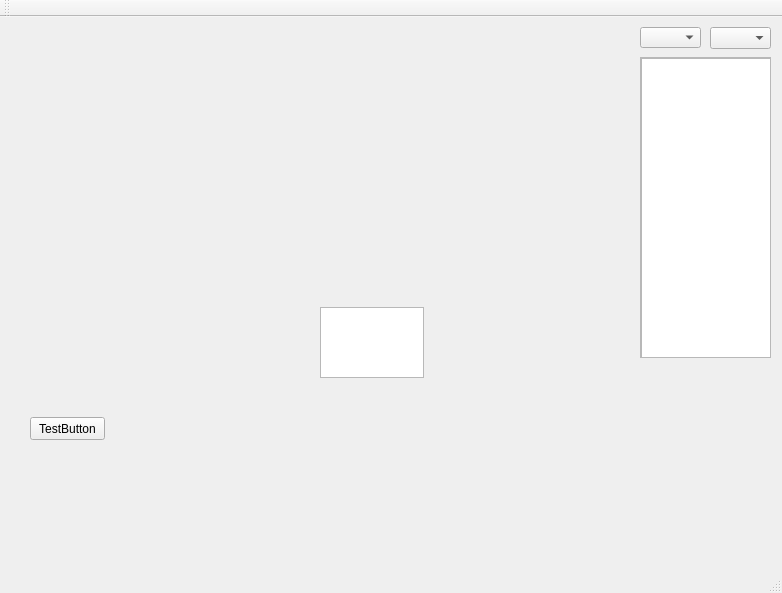
Koerner/Sturzflug-at-daedalus.ei.tum.de, file mainwindow.ui: the form before one commit.
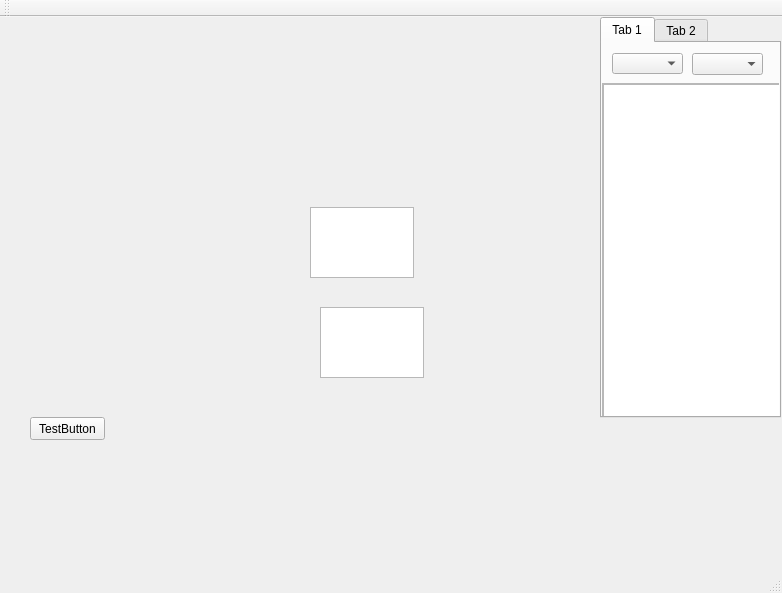
The form after the commit.

Commit message: COM verdoppelt IPS+Xbee

What changed in the file:
```diff
--- a/mainwindow.ui
+++ b/mainwindow.ui
@@ -14,76 +14,6 @@
    <string>MainWindow</string>
   </property>
   <widget class="QWidget" name="centralWidget">
-   <widget class="QComboBox" name="BaudRateBox">
-    <property name="geometry">
-     <rect>
-      <x>640</x>
-      <y>10</y>
-      <width>61</width>
-      <height>21</height>
-     </rect>
-    </property>
-    <property name="toolTip">
-     <string>&lt;html&gt;&lt;head/&gt;&lt;body&gt;&lt;p&gt;Baud Rate (Übertragungsrate)&lt;/p&gt;&lt;p&gt;-- beide Xbee Module müssen die gleiche Baudrate über X-CTU eingestellt haben--&lt;/p&gt;&lt;/body&gt;&lt;/html&gt;</string>
-    </property>
-   </widget>
-   <widget class="QComboBox" name="portBox">
-    <property name="geometry">
-     <rect>
-      <x>710</x>
-      <y>10</y>
-      <width>61</width>
-      <height>22</height>
-     </rect>
-    </property>
-    <property name="toolTip">
-     <string>&lt;html&gt;&lt;head/&gt;&lt;body&gt;&lt;p&gt;Hier den richtigen ComPort des XbeeUSBAdapters eintragen&lt;/p&gt;&lt;/body&gt;&lt;/html&gt;</string>
-    </property>
-   </widget>
-   <widget class="QScrollArea" name="scrollArea">
-    <property name="geometry">
-     <rect>
-      <x>640</x>
-      <y>40</y>
-      <width>131</width>
-      <height>301</height>
-     </rect>
-    </property>
-    <property name="widgetResizable">
-     <bool>true</bool>
-    </property>
-    <widget class="QWidget" name="scrollAreaWidgetContents">
-     <property name="geometry">
-      <rect>
-       <x>0</x>
-       <y>0</y>
-       <width>129</width>
-       <height>299</height>
-      </rect>
-     </property>
-     <widget class="QPlainTextEdit" name="ComText">
-      <property name="geometry">
-       <rect>
-        <x>0</x>
-        <y>0</y>
-        <width>131</width>
-        <height>301</height>
-       </rect>
-      </property>
-      <property name="font">
-       <font>
-        <pointsize>8</pointsize>
-       </font>
-      </property>
-      <property name="acceptDrops">
-       <bool>false</bool>
-      </property>
-      <property name="centerOnScroll">
-       <bool>false</bool>
-      </property>
-     </widget>
-    </widget>
-   </widget>
    <widget class="QPushButton" name="TestButton">
     <property name="geometry">
      <rect>
@@ -107,6 +37,162 @@
      </rect>
     </property>
    </widget>
+   <widget class="QTabWidget" name="COMtabWidget">
+    <property name="geometry">
+     <rect>
+      <x>600</x>
+      <y>0</y>
+      <width>181</width>
+      <height>401</height>
+     </rect>
+    </property>
+    <property name="currentIndex">
+     <number>0</number>
+    </property>
+    <widget class="QWidget" name="tab">
+     <attribute name="title">
+      <string>Tab 1</string>
+     </attribute>
+     <widget class="QComboBox" name="XbeeportBox">
+      <property name="geometry">
+       <rect>
+        <x>90</x>
+        <y>10</y>
+        <width>71</width>
+        <height>22</height>
+       </rect>
+      </property>
+      <property name="toolTip">
+       <string>&lt;html&gt;&lt;head/&gt;&lt;body&gt;&lt;p&gt;Hier den richtigen ComPort des XbeeUSBAdapters eintragen&lt;/p&gt;&lt;/body&gt;&lt;/html&gt;</string>
+      </property>
+     </widget>
+     <widget class="QScrollArea" name="scrollArea">
+      <property name="geometry">
+       <rect>
+        <x>0</x>
+        <y>40</y>
+        <width>181</width>
+        <height>341</height>
+       </rect>
+      </property>
+      <property name="widgetResizable">
+       <bool>true</bool>
+      </property>
+      <widget class="QWidget" name="scrollAreaWidgetContents">
+       <property name="geometry">
+        <rect>
+         <x>0</x>
+         <y>0</y>
+         <width>179</width>
+         <height>339</height>
+        </rect>
+       </property>
+       <widget class="QPlainTextEdit" name="XbeeComText">
+        <property name="geometry">
+         <rect>
+          <x>0</x>
+          <y>0</y>
+          <width>181</width>
+          <height>341</height>
+         </rect>
+        </property>
+        <property name="font">
+         <font>
+          <pointsize>8</pointsize>
+         </font>
+        </property>
+        <property name="acceptDrops">
+         <bool>false</bool>
+        </property>
+        <property name="centerOnScroll">
+         <bool>false</bool>
+        </property>
+       </widget>
+      </widget>
+     </widget>
+     <widget class="QComboBox" name="XbeeBaudRateBox">
+      <property name="geometry">
+       <rect>
+        <x>10</x>
+        <y>10</y>
+        <width>71</width>
+        <height>21</height>
+       </rect>
+      </property>
+      <property name="toolTip">
+       <string>&lt;html&gt;&lt;head/&gt;&lt;body&gt;&lt;p&gt;Baud Rate (Übertragungsrate)&lt;/p&gt;&lt;p&gt;-- beide Xbee Module müssen die gleiche Baudrate über X-CTU eingestellt haben--&lt;/p&gt;&lt;/body&gt;&lt;/html&gt;</string>
+      </property>
+     </widget>
+    </widget>
+    <widget class="QWidget" name="tab_2">
+     <attribute name="title">
+      <string>Tab 2</string>
+     </attribute>
+     <widget class="QComboBox" name="IPSportBox">
+      <property name="geometry">
+       <rect>
+        <x>100</x>
+        <y>10</y>
+        <width>69</width>
+        <height>22</height>
+       </rect>
+      </property>
+     </widget>
+     <widget class="QComboBox" name="IPSBaudRateBox">
+      <property name="geometry">
+       <rect>
+        <x>10</x>
+        <y>10</y>
+        <width>69</width>
+        <height>22</height>
+       </rect>
+      </property>
+     </widget>
+     <widget class="QScrollArea" name="scrollArea_2">
+      <property name="geometry">
+       <rect>
+        <x>0</x>
+        <y>40</y>
+        <width>181</width>
+        <height>341</height>
+       </rect>
+      </property>
+      <property name="widgetResizable">
+       <bool>true</bool>
+      </property>
+      <widget class="QWidget" name="scrollAreaWidgetContents_2">
+       <property name="geometry">
+        <rect>
+         <x>0</x>
+         <y>0</y>
+         <width>179</width>
+         <height>339</height>
+        </rect>
+       </property>
+       <widget class="QPlainTextEdit" name="IPSComText">
+        <property name="geometry">
+         <rect>
+          <x>0</x>
+          <y>0</y>
+          <width>181</width>
+          <height>341</height>
+         </rect>
+        </property>
+       </widget>
+      </widget>
+     </widget>
+    </widget>
+   </widget>
+   <widget class="QPlainTextEdit" name="IPSsendEdit">
+    <property name="geometry">
+     <rect>
+      <x>310</x>
+      <y>190</y>
+      <width>104</width>
+      <height>71</height>
+     </rect>
+    </property>
+   </widget>
   </widget>
   <widget class="QMenuBar" name="menuBar">
    <property name="geometry">
```
Left out of the diff: 2 changed lines with no effect on the pictures. The commit also changes 3 other files.
